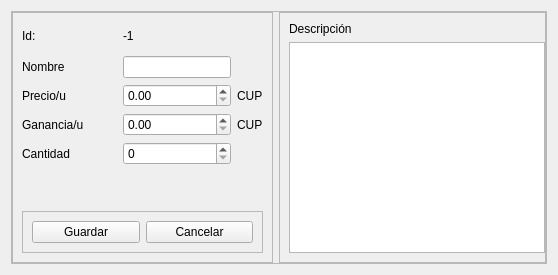
Above: view/ui/product_form.ui from R0land013/blue-pos before the change. Below: the same form after it.
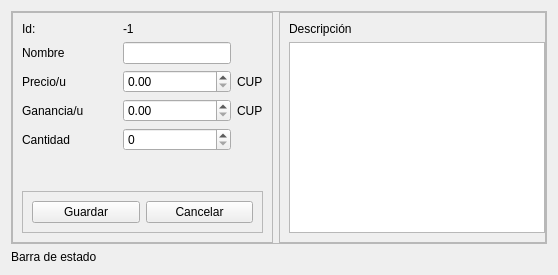
That is the form after the change.

Commit message:
Feat: Cambios en la creación de productos para que no se congele la GUI.
	Se creó la clase PresenterThreadWorker para facilitar la ejecución de
	tareas en nuevos hilos y evitar que se congele la GUI.

	Cambios en el presentador de gestión de productos para que cargue
	los productos si sólo se creó alguno. Evitando la sobrecarga del sistema.

```diff
--- a/view/ui/product_form.ui
+++ b/view/ui/product_form.ui
@@ -197,6 +197,13 @@
      </layout>
     </widget>
    </item>
+   <item>
+    <widget class="QLabel" name="state_bar_label">
+     <property name="text">
+      <string>Barra de estado</string>
+     </property>
+    </widget>
+   </item>
   </layout>
  </widget>
  <tabstops>
```
Left out of the diff: 2 changed lines with no effect on the pictures. The commit also changes 5 other files.
